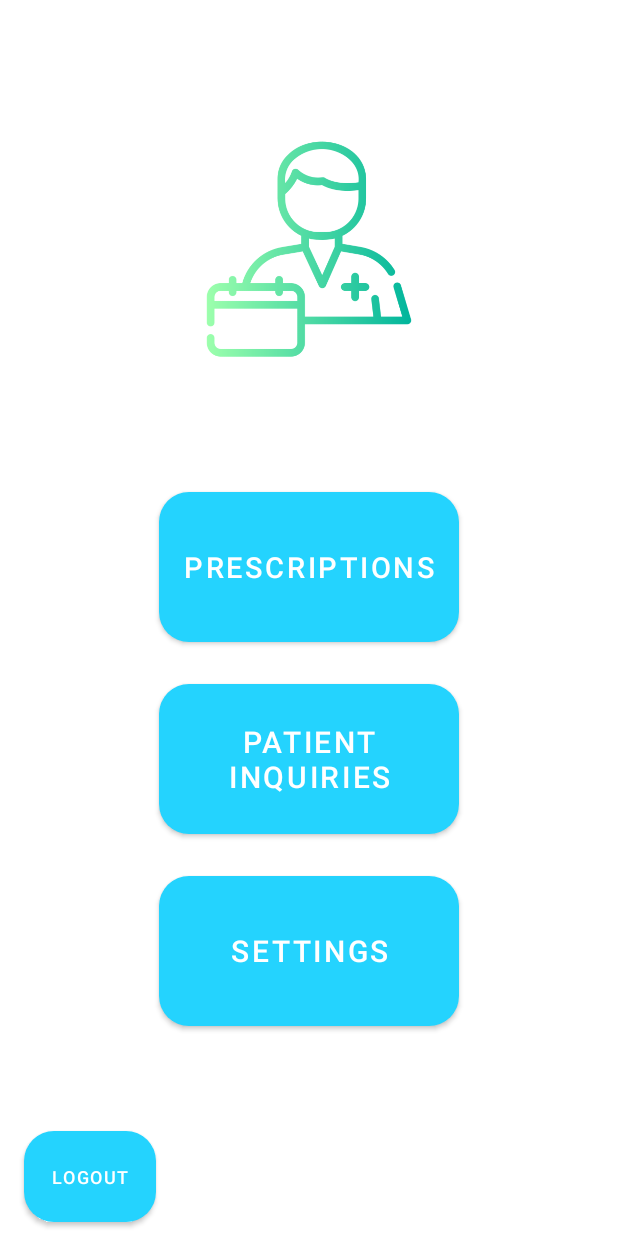
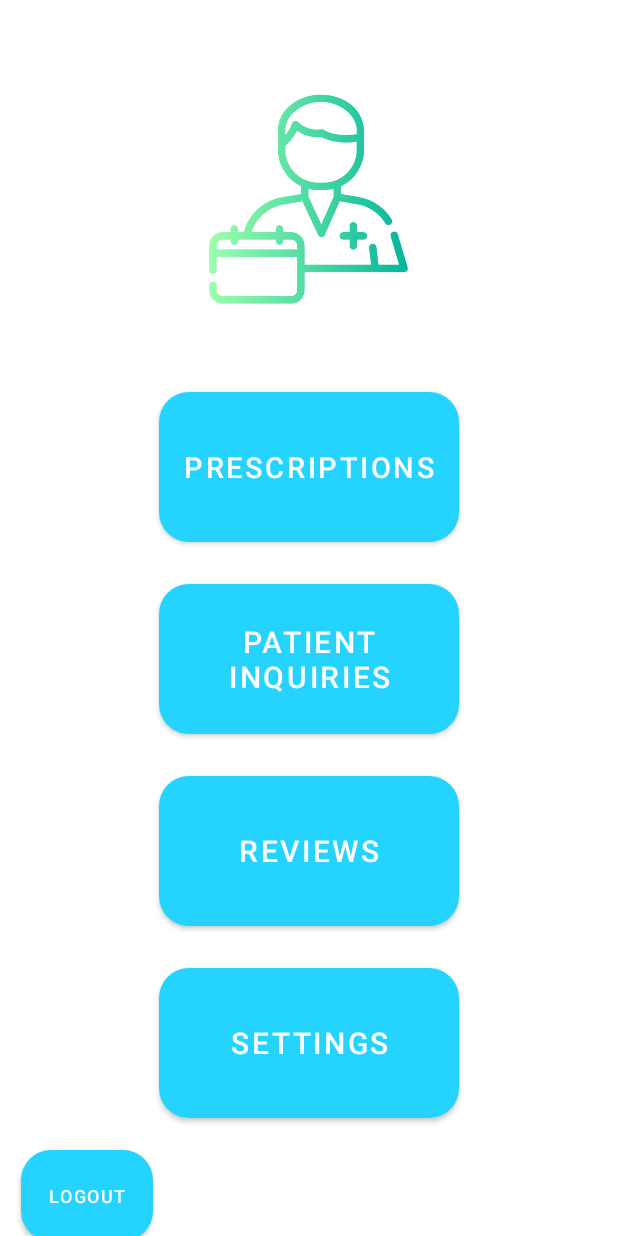
Before and after one commit to EzatQZ/MedTech-App, an Android app: the doctor screen opened directly, with no data from a screen before it, on a phone screen of 412 x 824 dp. Run offline under Robolectric (Android 15) with nearby library versions, the phone set to English and light mode, and no system bars; our stand-ins replace Firebase (no records; nobody signed in at launch, a user with empty details on screens opened directly).

Commit message:
added PatientReviews activity

```diff
--- a/app/src/main/AndroidManifest.xml
+++ b/app/src/main/AndroidManifest.xml
@@ -13,6 +13,9 @@
         android:supportsRtl="true"
         android:theme="@style/Theme.MyApplication"
         tools:targetApi="31">
+        <activity
+            android:name=".Doctor.PatientReviews"
+            android:exported="false" />
         <activity
             android:name=".Doctor.PatientInq"
             android:exported="false" />
--- a/app/src/main/java/com/example/myapplication/Doctor/doctor.java
+++ b/app/src/main/java/com/example/myapplication/Doctor/doctor.java
@@ -21,6 +21,8 @@ public class doctor extends AppCompatActivity {
     private Button settingsButton;
     private Button logoutButton;
 
+    private Button reviewsButton;
+
     private FirebaseAuth mAuth;
 
 
@@ -34,6 +36,7 @@ public class doctor extends AppCompatActivity {
         patientInquiriesButton = findViewById(R.id.patient_inquiries_button);
         settingsButton = findViewById(R.id.settings_button);
         logoutButton = findViewById(R.id.logout_button);
+        reviewsButton=findViewById(R.id.reviews_button);
         mAuth = FirebaseAuth.getInstance();
 
 
@@ -50,6 +53,13 @@ public class doctor extends AppCompatActivity {
             @Override
             public void onClick(View v) {
                 Intent intent = new Intent(doctor.this, PatientInq.class);
+                startActivity(intent);
+            }
+        });
+        reviewsButton.setOnClickListener(new View.OnClickListener() {
+            @Override
+            public void onClick(View v) {
+                Intent intent = new Intent(doctor.this, PatientReviews.class);
                 startActivity(intent);
             }
         });
--- a/app/src/main/res/layout/activity_doctor.xml
+++ b/app/src/main/res/layout/activity_doctor.xml
@@ -5,8 +5,8 @@
 
     <ImageView
         android:id="@+id/doctor_logo"
-        android:layout_width="164dp"
-        android:layout_height="268dp"
+        android:layout_width="159dp"
+        android:layout_height="201dp"
         android:layout_centerHorizontal="true"
         android:layout_marginTop="32dp"
         android:src="@drawable/doctor"
@@ -16,7 +16,7 @@
         android:id="@+id/prescription_button"
         android:layout_width="200dp"
         android:layout_height="100dp"
-        android:layout_below="@+id/doctor_logo"
+        android:layout_below="@id/doctor_logo"
         android:layout_marginTop="28dp"
         android:layout_centerHorizontal="true"
         android:text="Prescriptions"
@@ -29,7 +29,7 @@
         android:id="@+id/patient_inquiries_button"
         android:layout_width="200dp"
         android:layout_height="100dp"
-        android:layout_below="@+id/prescription_button"
+        android:layout_below="@id/prescription_button"
         android:layout_marginTop="28dp"
         android:layout_centerHorizontal="true"
         android:text="Patient Inquiries"
@@ -39,10 +39,23 @@
         android:padding="16dp" />
 
     <Button
+        android:id="@+id/reviews_button"
+        android:layout_width="200dp"
+        android:layout_height="100dp"
+        android:layout_below="@id/patient_inquiries_button"
+        android:layout_marginTop="28dp"
+        android:layout_centerHorizontal="true"
+        android:text="Reviews"
+        android:textSize="20sp"
+        android:textColor="@color/white"
+        android:background="@drawable/rounded_button"
+        android:padding="16dp" />
+
+    <Button
         android:id="@+id/settings_button"
         android:layout_width="200dp"
         android:layout_height="100dp"
-        android:layout_below="@+id/patient_inquiries_button"
+        android:layout_below="@id/reviews_button"
         android:layout_marginTop="28dp"
         android:layout_centerHorizontal="true"
         android:text="Settings"
@@ -57,10 +70,10 @@
         android:layout_height="wrap_content"
         android:layout_alignParentStart="true"
         android:layout_alignParentBottom="true"
-        android:layout_marginStart="16dp"
+        android:layout_marginStart="14dp"
         android:layout_marginTop="12dp"
         android:layout_marginEnd="16dp"
-        android:layout_marginBottom="9dp"
+        android:layout_marginBottom="-3dp"
         android:background="@drawable/rounded_button"
         android:padding="16dp"
         android:text="Logout"
```
Also changed, not shown: app/src/main/java/com/example/myapplication/Doctor/PatientReviews.java (added, +16 -0 lines), app/src/main/res/layout/activity_patient_reviews.xml (added, +9 -0 lines).
